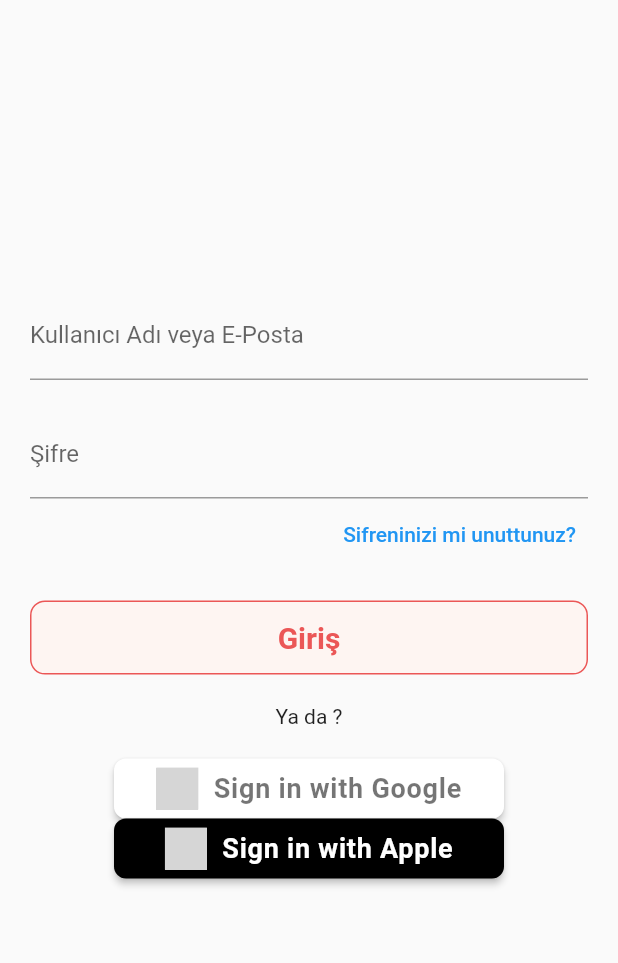
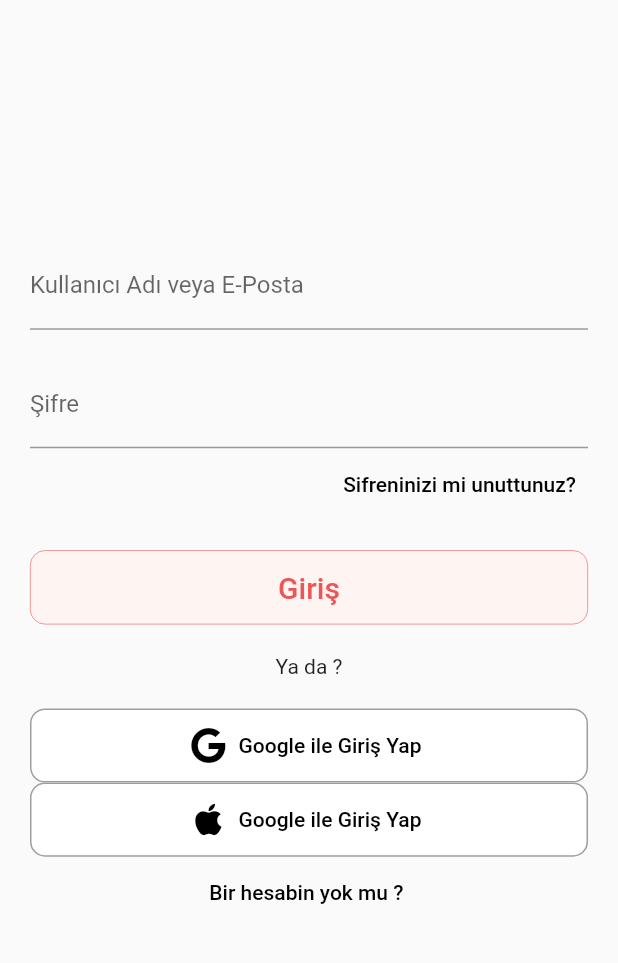
Before and after one commit to selinarslann/F-42-bootcamp, a Flutter app: the screen it shows after launch, on a phone screen of 412 x 824 dp, the part 75-1038 px from its top. Run offline on Flutter 3.47's test engine with Material 2 defaults, Android fonts, the phone set to English and light mode, and no system bars; our stand-ins replace auth_buttons, font_awesome_flutter, google_fonts; grey boxes are pictures that could not be loaded.

Commit message:
login sayfasi duzenlendi

```diff
--- a/lib/pages/signPages/login_page.dart
+++ b/lib/pages/signPages/login_page.dart
@@ -1,5 +1,6 @@
 import 'package:auth_buttons/auth_buttons.dart';
 import 'package:flutter/material.dart';
+import 'package:font_awesome_flutter/font_awesome_flutter.dart';
 import 'package:google_fonts/google_fonts.dart';
 
 class LoginPage extends StatelessWidget {
@@ -35,6 +36,7 @@ class LoginPage extends StatelessWidget {
               ),
               const SizedBox(height: 20.0),
               TextFormField(
+                keyboardType: TextInputType.visiblePassword,
                 obscureText: true,
                 decoration: const InputDecoration(
                   labelText: 'Şifre',
@@ -46,6 +48,7 @@ class LoginPage extends StatelessWidget {
                   TextButton(
                     child: const Text(
                       'Sifreninizi mi unuttunuz?',
+                      style: TextStyle(color: Colors.black),
                     ),
                     onPressed: () {},
                   ),
@@ -56,7 +59,8 @@ class LoginPage extends StatelessWidget {
                 style: ElevatedButton.styleFrom(
                   shape: RoundedRectangleBorder(
                       borderRadius: BorderRadius.circular(10),
-                      side: const BorderSide(color: Color(0xffEB5757))),
+                      side: const BorderSide(
+                          color: Color(0xffEB5757), width: 0.4)),
                   elevation: 0,
                   shadowColor: Colors.transparent,
                   minimumSize: Size(mWidth, mHeight * 0.06),
@@ -69,7 +73,6 @@ class LoginPage extends StatelessWidget {
                 child: const Text('Giriş',
                     style: TextStyle(
                       fontSize: 20,
-                      fontWeight: FontWeight.bold,
                       color: Color(0xffEB5757),
                     )),
               ),
@@ -79,10 +82,57 @@ class LoginPage extends StatelessWidget {
                   'Ya da ?',
                 ),
               ),
-
-              // Google ile giriş düğmesi
-              GoogleAuthButton(onPressed: () {}),
-              AppleAuthButton(onPressed: () {}),
+              ElevatedButton.icon(
+                onPressed: () {
+                  // Butona tıklandığında yapılacak işlemler
+                },
+                style: ElevatedButton.styleFrom(
+                    shape: RoundedRectangleBorder(
+                        borderRadius: BorderRadius.circular(10),
+                        side: const BorderSide(color: Colors.grey)),
+                    elevation: 0,
+                    shadowColor: Colors.transparent,
+                    minimumSize: Size(mWidth, mHeight * 0.06),
+                    //backgroundColor: const Color(0xffE0E0DE),
+                    backgroundColor: Colors.white),
+                icon: const Icon(
+                  FontAwesomeIcons.google,
+                  color: Colors.black,
+                ), // İkonu burada belirtin
+                label: const Text(
+                  'Google ile Giriş Yap',
+                  style: TextStyle(color: Colors.black),
+                ),
+              ),
+              ElevatedButton.icon(
+                onPressed: () {
+                  // Butona tıklandığında yapılacak işlemler
+                },
+                style: ElevatedButton.styleFrom(
+                    shape: RoundedRectangleBorder(
+                        borderRadius: BorderRadius.circular(10),
+                        side: const BorderSide(color: Colors.grey)),
+                    elevation: 0,
+                    shadowColor: Colors.transparent,
+                    minimumSize: Size(mWidth, mHeight * 0.06),
+                    //backgroundColor: const Color(0xffE0E0DE),
+                    backgroundColor: Colors.white),
+                icon: const Icon(
+                  FontAwesomeIcons.apple,
+                  color: Colors.black,
+                ), // İkonu burada belirtin
+                label: const Text(
+                  'Google ile Giriş Yap',
+                  style: TextStyle(color: Colors.black),
+                ),
+              ),
+              TextButton(
+                onPressed: () {},
+                child: const Text(
+                  'Bir hesabin yok mu ? ',
+                  style: TextStyle(color: Colors.black),
+                ),
+              )
             ],
           ),
         ),
--- a/pubspec.yaml
+++ b/pubspec.yaml
@@ -38,6 +38,7 @@ dependencies:
   provider: ^6.0.5
   google_fonts: ^4.0.4
   auth_buttons: ^1.0.1+4
+  font_awesome_flutter: ^10.4.0
 
 dev_dependencies:
   flutter_test:
```
Also changed, not shown: pubspec.lock.
